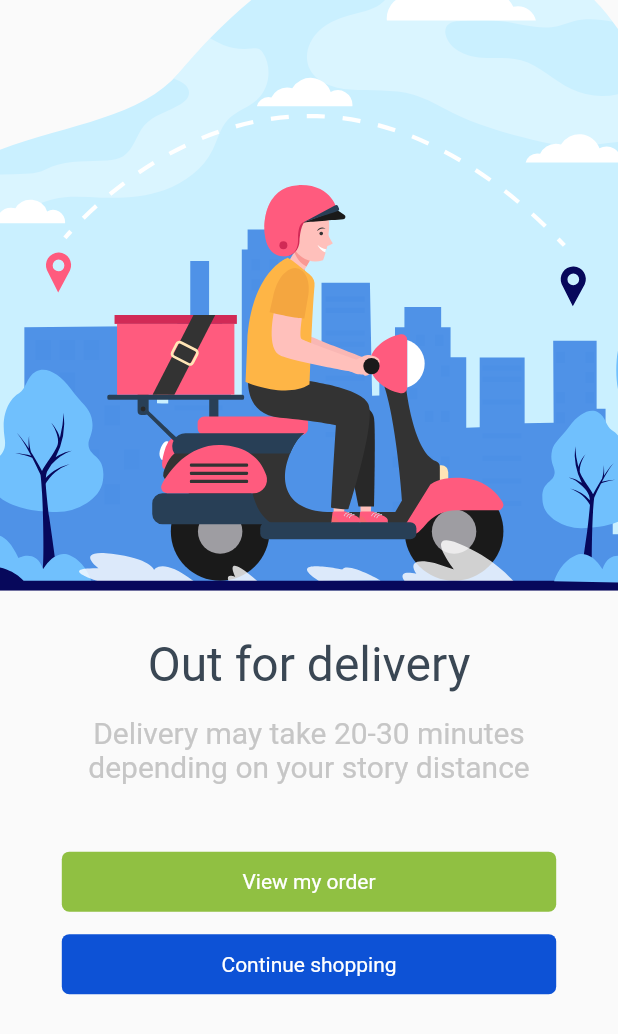
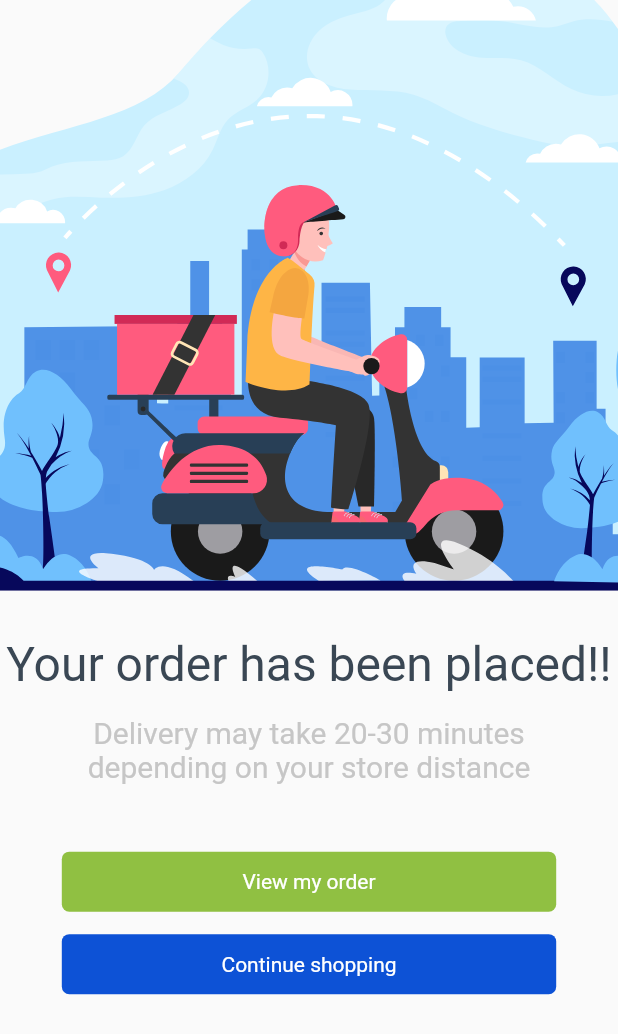
Before and after one commit to teamHaztech/chaabra, a Flutter app: the OrderPlacedPage screen opened directly, on a phone screen of 412 x 824 dp. Shown: the top 1034 px of the screen. Run offline on Flutter 3.47's test engine with Material 2 defaults, Android fonts, the phone set to English and light mode, and no system bars; our stand-ins replace dio, flutter_svg, flutter_swiper, fluttertoast, progress_indicators, shared_preferences and 3 more; missing offline and left inert: flutter_webview_plugin; accounts and stored records are empty; network calls fail.

Commit message:
fixed cart issue while placing order

```diff
--- a/lib/providers/cartProvider.dart
+++ b/lib/providers/cartProvider.dart
@@ -79,6 +79,8 @@ class CartProvider extends ChangeNotifier {
 
     clearCart(){
           cart.clear();
+          total = 0.0;
+          subTotal = 0.0;
           notifyListeners();
     }
 
--- a/lib/providers/orderProvider.dart
+++ b/lib/providers/orderProvider.dart
@@ -222,7 +222,7 @@ class OrderProvider extends ChangeNotifier{
   }
 
   order(context)async{
-    showCircularProgressIndicator(context);
+    showProgressIndicator(context,loadingText: "Placing order..");
     final cartProvider = Provider.of<CartProvider>(context,listen: false);
     User user = await User().localUserData();
 
--- a/lib/screens/OrderPlacedPage.dart
+++ b/lib/screens/OrderPlacedPage.dart
@@ -32,7 +32,7 @@ class OrderPlacedPage extends StatelessWidget {
                     verticalSpace(),
                     verticalSpace(),
                     Text(
-                      'Out for delivery',
+                      'Your order has been placed!!',
                       style: TextStyle(fontSize: 32, color: primaryColor),
                     ),
                     verticalSpace(),
@@ -41,7 +41,7 @@ class OrderPlacedPage extends StatelessWidget {
                       width: screenWidth(context),
                       child: Center(
                         child: Text(
-                          'Delivery may take 20-30 minutes depending on your story distance',
+                          'Delivery may take 20-30 minutes depending on your store distance',
                           style: TextStyle(
                             fontSize: 20,
                             color: Color(0xffC6C6C6),
--- a/lib/screens/constants.dart
+++ b/lib/screens/constants.dart
@@ -103,7 +103,7 @@ input(
   );
 }
 
-showProgressIndicator(context){
+showProgressIndicator(context,{String loadingText = "Loading.."}){
   showDialog(
     barrierColor: Colors.black12,
       barrierDismissible: false,
@@ -116,7 +116,7 @@ showProgressIndicator(context){
               color: Colors.white,
               child: Padding(
                 padding: const EdgeInsets.symmetric(vertical: 15,horizontal: 20),
-                child: JumpingText('Loading..',style: TextStyle(fontWeight: FontWeight.w500,color: Colors.black54,fontSize: 15,letterSpacing: 1),),
+                child: JumpingText(loadingText,style: TextStyle(fontWeight: FontWeight.w500,color: Colors.black54,fontSize: 15,letterSpacing: 1),),
               )),
         );
       });
```
